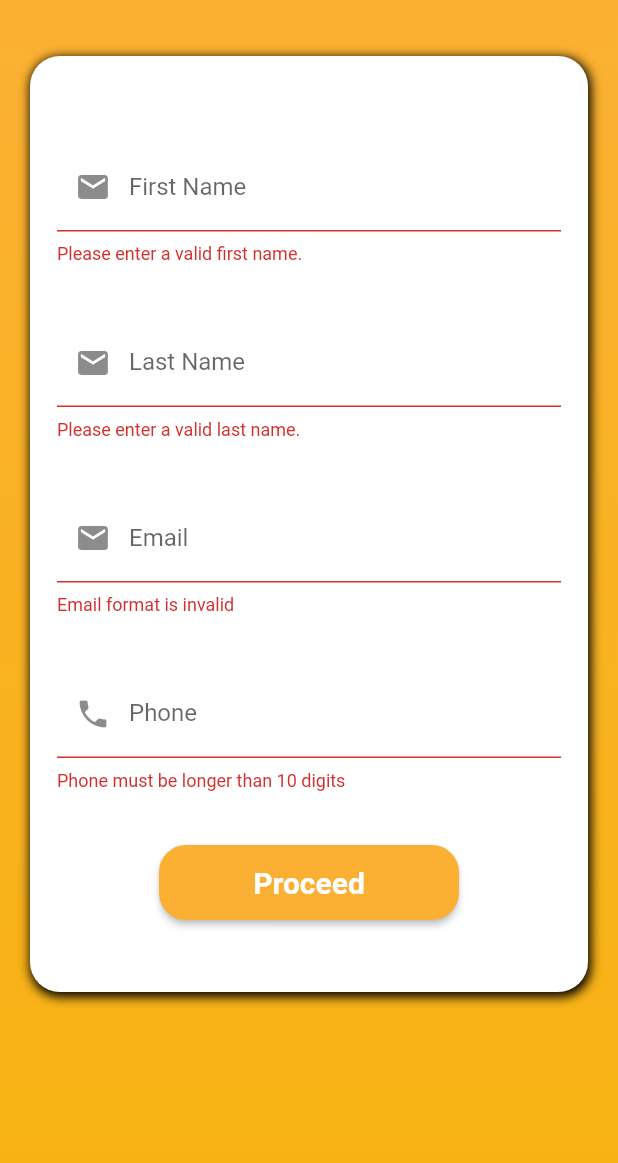
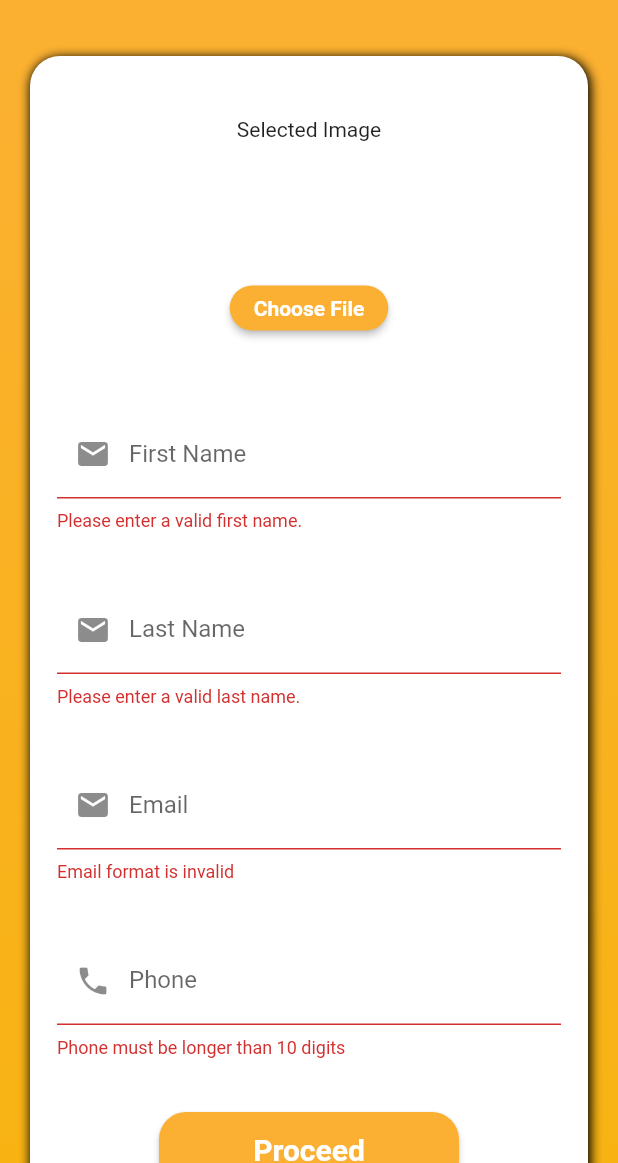
Before and after one commit to rhythmgupta16/Shopping, a Flutter app: the EditProfilePage screen opened by its route, after a tap on "Proceed", on a phone screen of 412 x 824 dp, the part 73-1236 px from its top. Run offline on Flutter 3.47's test engine with Material 2 defaults, Android fonts, the phone set to English and light mode, and no system bars; our stand-ins replace cloud_firestore, firebase_auth, firebase_storage, fluttertoast, google_sign_in, image_picker; missing offline and left inert: flutter_facebook_login; accounts and stored records are empty.

Commit message:
Upload image on edit profile

```diff
--- a/lib/editProfile.dart
+++ b/lib/editProfile.dart
@@ -1,6 +1,11 @@
+import 'dart:io';
 import 'package:firebase_auth/firebase_auth.dart';
 import 'package:flutter/material.dart';
 import 'package:cloud_firestore/cloud_firestore.dart';
+import 'package:fluttertoast/fluttertoast.dart';
+import 'package:image_picker/image_picker.dart';
+import 'package:firebase_storage/firebase_storage.dart';
+import 'package:path/path.dart' as Path;
 
 class EditProfilePage extends StatefulWidget {
   EditProfilePage({Key key}) : super(key: key);
@@ -16,7 +21,9 @@ class _EditProfilePageState extends State<EditProfilePage> {
   TextEditingController emailInputController;
   TextEditingController phoneInputController;
 
-    final FirebaseAuth auth = FirebaseAuth.instance;
+  final FirebaseAuth auth = FirebaseAuth.instance;
+  File _image;
+  String _uploadedFileURL;
 
   @override
   initState() {
@@ -57,6 +64,7 @@ class _EditProfilePageState extends State<EditProfilePage> {
             "surname": lastNameInputController.text,
             "email": emailInputController.text,
             "phone" : phoneInputController.text,
+            "photo" : _uploadedFileURL,
         })
       .then((result) => {
         Navigator.pop(context),
@@ -132,6 +140,85 @@ class _EditProfilePageState extends State<EditProfilePage> {
                       child: Column(
                       children: <Widget>[
                       Padding(
+                        padding: const EdgeInsets.all(1.0),
+                        child: Text('Selected Image'),
+                      ),
+                      Padding(
+                        padding: const EdgeInsets.all(18.0),
+                        child: Column(
+                        children: <Widget>[
+                          _image != null
+                              ? Image.asset(
+                                  _image.path,
+                                  height: 60,
+                                )
+                              : Container(height: 60),
+                          _image == null
+                            ? Padding(
+                                padding: const EdgeInsets.all(8.0),
+                                child: ButtonTheme(
+                                    minWidth: 100.0,
+                                    height: 30.0,
+                                    child: RaisedButton(
+                                  shape: RoundedRectangleBorder(
+                                    borderRadius: BorderRadius.circular(18.0),
+
+
+                                    ),
+                                  child: Text("Choose File",
+                                      style: TextStyle(fontSize: 14, fontWeight: FontWeight.bold )
+                                    ),
+                                  color: Color(0xffFBB034),
+                                  textColor: Colors.white,
+
+                                  onPressed: () {
+                                    setState(() {
+                                      chooseFile();
+                                    });
+                                    }
+                                    ),
+                                    )
+                             ) : Container(),
+                          // _image != null
+                          //     ? RaisedButton(
+                          //         child: Text('Upload File'),
+                          //         onPressed: uploadFile,
+                          //         color: Colors.cyan,
+                          //       )
+                          //     : Container(),
+                          _image != null
+                            ? Padding(
+                                padding: const EdgeInsets.all(8.0),
+                                child: ButtonTheme(
+                                    minWidth: 100.0,
+                                    height: 30.0,
+                                    child: RaisedButton(
+                                  shape: RoundedRectangleBorder(
+                                    borderRadius: BorderRadius.circular(18.0),
+
+                                    ),
+                                  child: Text("Clear Selection",
+                                      style: TextStyle(fontSize: 14, fontWeight: FontWeight.bold )
+                                    ),
+                                  color: Color(0xffFBB034),
+                                  textColor: Colors.white,
+
+                                  onPressed: () {
+                                    setState(() {
+                                      clearSelection();
+                                    });
+
+                                    }
+                                    ),
+                                    )
+                             ) : Container(),
+
+                          ],
+                        ),
+                      ),
+
+
+                      Padding(
                         padding: const EdgeInsets.all(18.0),
                         child: TextFormField(
                           decoration: InputDecoration(
@@ -206,8 +293,22 @@ class _EditProfilePageState extends State<EditProfilePage> {
                           onPressed: () {
                             if (_registerFormKey.currentState.validate()) {
 
-                              inputData();
+                              if(_image!=null){
 
+                              uploadFile();
+
+                              //inputData();
+                              } else{
+                                  Fluttertoast.showToast(
+                                  msg: "Pease select an image!",
+                                  toastLength: Toast.LENGTH_SHORT,
+                                  gravity: ToastGravity.BOTTOM,
+                                  timeInSecForIosWeb: 1,
+                                  backgroundColor: Colors.red,
+                                  textColor: Colors.white,
+                                  fontSize: 16.0
+                              );
+                              }
 
                             }
                           },
@@ -231,4 +332,39 @@ class _EditProfilePageState extends State<EditProfilePage> {
       )
     );
   }
+
+Future chooseFile() async {
+   await ImagePicker.pickImage(source: ImageSource.gallery).then((image) {
+     setState(() {
+       _image = image;
+     });
+   });
+ }
+
+ Future uploadFile() async {
+   StorageReference storageReference = FirebaseStorage.instance
+       .ref()
+       .child('users/${Path.basename(_image.path)}');
+   StorageUploadTask uploadTask = storageReference.putFile(_image);
+   await uploadTask.onComplete;
+   print('File Uploaded');
+   storageReference.getDownloadURL().then((fileURL) {
+     setState(() {
+       _uploadedFileURL = fileURL;
+
+
+       inputData();
+
+
+     });
+   });
+ }
+
+   void clearSelection() {
+    setState(() {
+      _image = null;
+      _uploadedFileURL = null;
+    });
+  }
+
 }
--- a/lib/googleSignIn.dart
+++ b/lib/googleSignIn.dart
@@ -55,6 +55,7 @@ Future<String> signInWithGoogle() async {
                 "surname": "Update in Edit Profile",
                 "email":"Update in Edit Profile",
                 "phone" :"Update in Edit Profile",
+                "photo": "Update in Edit Profile",
               }).then((_){
                   print("google database success!");
                   // return 'signInWithGoogle succeeded: $user';
--- a/lib/login.dart
+++ b/lib/login.dart
@@ -389,6 +389,7 @@ Future<FirebaseUser> facebookLogin(BuildContext context) async {
                         "fname": "Update in Edit Profile",
                         "surname": "Update in Edit Profile",
                         "email":"Update in Edit Profile",
+                        "photo": "Update in Edit Profile",
                       }).then((_){
                           print("facebook database success!");
                           // return 'signInWithGoogle succeeded: $user';
--- a/pubspec.yaml
+++ b/pubspec.yaml
@@ -29,6 +29,8 @@ dependencies:
   google_sign_in: ^4.4.4
   flutter_facebook_login: ^1.1.1
   fluttertoast: ^4.0.0
+  image_picker: ^0.6.0+17
+  firebase_storage: ^3.0.3
 
   # The following adds the Cupertino Icons font to your application.
   # Use with the CupertinoIcons class for iOS style icons.
```
Also changed, not shown: pubspec.lock.
